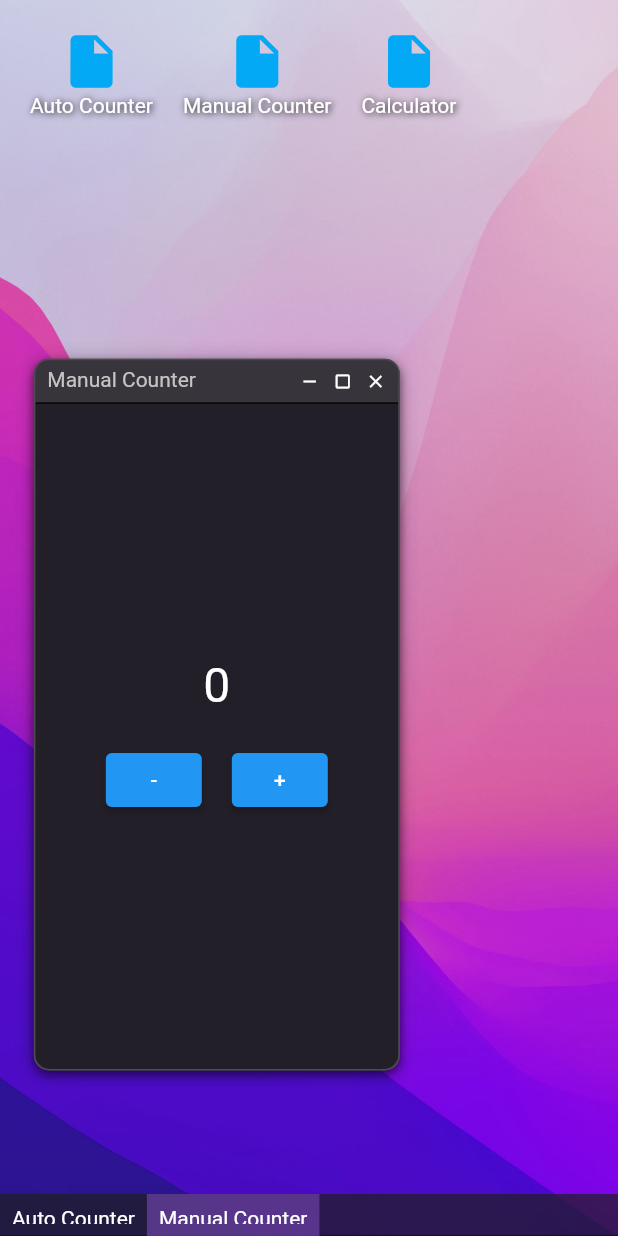
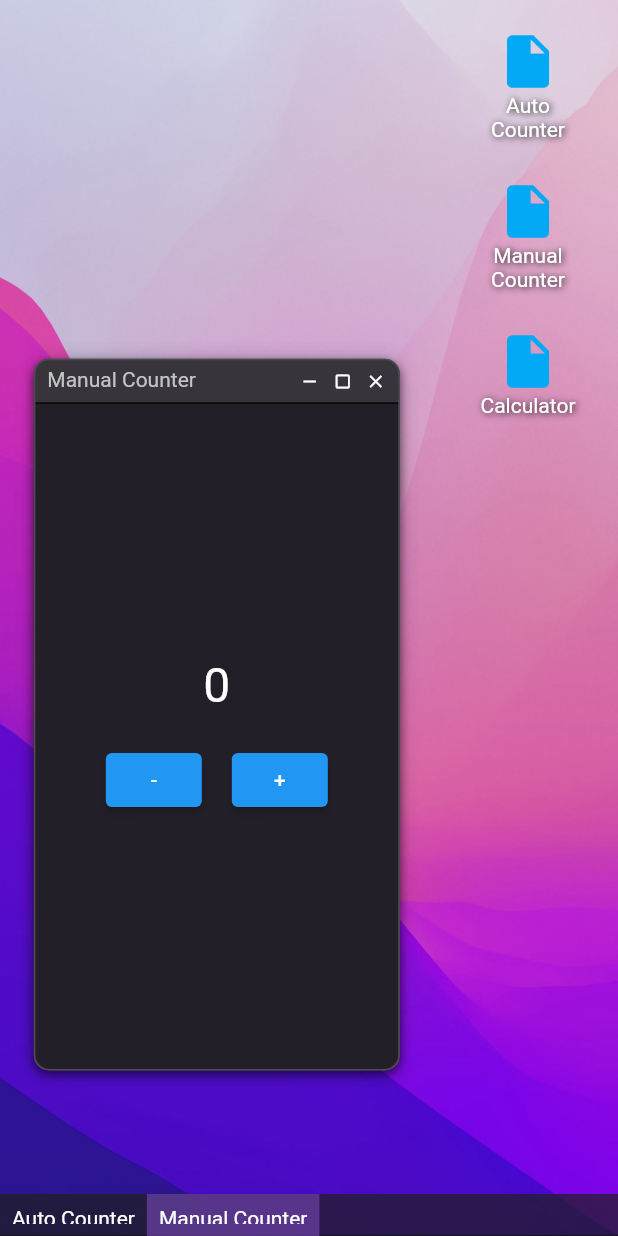
Before and after one commit to enoraminc/flutter-lumbung-os, a Flutter app: the screen it shows after launch, after a tap on "Auto Counter", after a tap on "Manual Counter", on a phone screen of 412 x 824 dp. Run offline on Flutter 3.47's test engine with Material 2 defaults, Android fonts, the phone set to English and light mode, and no system bars.

Commit message:
Lumbung OS UI Library - Add Grouped Apps Items Widget. - Improve Desktop Screen for Support Custom Desktop.

```diff
--- a/example/lib/main.dart
+++ b/example/lib/main.dart
@@ -29,21 +29,10 @@ class _App extends StatelessWidget {
   @override
   Widget build(BuildContext context) => const MaterialApp(
         title: 'Lumbung OS',
-        home: Scaffold(
-          body: DecoratedBox(
-            decoration: BoxDecoration(
-              image: DecorationImage(
-                fit: BoxFit.cover,
-                image: mainBackgroundImage,
-              ),
-            ),
-            child: SafeArea(
-              child: Desktop(
-                groupedApps: groupedApps,
-                standaloneApps: standaloneApps,
-              ),
-            ),
-          ),
+        home: Desktop(
+          backgroundImage: mainBackgroundImage,
+          groupedApps: groupedApps,
+          standaloneApps: standaloneApps,
         ),
       );
 }
--- a/lib/desktop/desktop.dart
+++ b/lib/desktop/desktop.dart
@@ -11,11 +11,19 @@ class Desktop extends StatefulWidget {
   const Desktop({
     required this.groupedApps,
     required this.standaloneApps,
+    required this.backgroundImage,
+    this.desktopBuilder,
+    this.dockBuilder,
     super.key,
   });
 
   final Map<String, List<DesktopApp>> groupedApps;
   final List<DesktopApp> standaloneApps;
+
+  final Widget Function(DesktopItems)? desktopBuilder;
+  final Widget Function(Dock)? dockBuilder;
+
+  final ImageProvider backgroundImage;
 
   @override
   State<Desktop> createState() => _DesktopState();
@@ -104,12 +112,18 @@ class _DesktopState extends State<Desktop> {
   Widget build(BuildContext context) {
     final groupedApps = widget.groupedApps;
     final standaloneApps = widget.standaloneApps;
-    return LayoutBuilder(
-      builder: (context, constraints) => Stack(
-        fit: StackFit.expand,
-        children: [
-          if (groupedApps.isNotEmpty || standaloneApps.isNotEmpty)
-            DesktopItems(
+
+    return Scaffold(
+      body: DecoratedBox(
+        decoration: BoxDecoration(
+          image: DecorationImage(
+            fit: BoxFit.cover,
+            image: widget.backgroundImage,
+          ),
+        ),
+        child: SafeArea(
+          child: LayoutBuilder(builder: (context, constraints) {
+            final dekstopItems = DesktopItems(
               groupedApps: groupedApps,
               standaloneApps: standaloneApps,
               onItemTap: (desktopApp) => _addWindow(
@@ -117,10 +131,8 @@ class _DesktopState extends State<Desktop> {
                 constraints.maxWidth,
                 constraints.maxHeight,
               ),
-            ),
-          ..._windows.values,
-          if (_windows.isNotEmpty)
-            Dock(
+            );
+            final dock = Dock(
               windowKeys: _windowKeys,
               minimizedWindowKeys: _minimizedWindowKeys,
               windows: _windows,
@@ -128,8 +140,24 @@ class _DesktopState extends State<Desktop> {
                 _unMinimize(key);
                 _rebuildOnChange();
               },
-            ),
-        ],
+            );
+            return Stack(
+              fit: StackFit.expand,
+              children: [
+                if (widget.desktopBuilder != null)
+                  widget.desktopBuilder!(dekstopItems)
+                else
+                  dekstopItems,
+                ..._windows.values,
+                // if (_windows.isNotEmpty)
+                if (widget.dockBuilder != null)
+                  widget.dockBuilder!(dock)
+                else
+                  dock
+              ],
+            );
+          }),
+        ),
       ),
     );
   }
--- a/lib/desktop/desktop_items.dart
+++ b/lib/desktop/desktop_items.dart
@@ -1,4 +1,6 @@
+// ignore_for_file: public_member_api_docs, sort_constructors_first
 import 'package:flutter/material.dart';
+
 import 'package:lumbung_os/_extensions/build_context.dart';
 
 import '../util/const.dart';
@@ -10,18 +12,23 @@ class DesktopItems extends StatelessWidget {
     required this.standaloneApps,
     required this.onItemTap,
     super.key,
-  }) : assert(
-          // TODO(albert): tests!
-          groupedApps.length > 0 || standaloneApps.length > 0,
-          'one should provide apps!',
-        );
+  });
+  // : assert(
+  //         // TODO(albert): tests!
+  //         groupedApps.length > 0 || standaloneApps.length > 0,
+  //         'one should provide apps!',
+  //       );
 
   final Map<String, List<DesktopApp>> groupedApps;
   final List<DesktopApp> standaloneApps;
   final ValueSetter<DesktopApp> onItemTap;
 
   @override
-  Widget build(BuildContext context) => _DesktopItems(
+  Widget build(BuildContext context) =>
+      (groupedApps.isEmpty && standaloneApps.isEmpty)
+          ? const SizedBox()
+          : _DesktopItems(
+              isRtl: true,
               children: [
                 ...groupedApps.entries
                     .map(
@@ -55,16 +62,28 @@ class DesktopItems extends StatelessWidget {
 }
 
 class _DesktopItems extends StatelessWidget {
-  const _DesktopItems({required this.children});
+  const _DesktopItems({
+    Key? key,
+    required this.children,
+    this.isRtl = false,
+  }) : super(key: key);
 
   final Iterable<Widget> children;
 
+  final bool isRtl;
+
   @override
-  Widget build(BuildContext context) => Padding(
+  Widget build(BuildContext context) => Container(
+        height: double.infinity,
         padding: const EdgeInsets.all(desktopItemSpacing),
+        // color: Colors.red,
         child: Wrap(
           spacing: desktopItemSpacing,
           runSpacing: desktopItemSpacing,
+          textDirection: isRtl ? TextDirection.rtl : null,
+          direction: isRtl ? Axis.vertical : Axis.horizontal,
+          alignment: WrapAlignment.start,
+          crossAxisAlignment: WrapCrossAlignment.start,
           children: [...children],
         ),
       );
@@ -87,6 +106,14 @@ class _DesktopItem extends StatelessWidget {
         onTap: onTap,
         child: MouseRegion(
           cursor: SystemMouseCursors.click,
+          child: Container(
+            width: 80,
+            height: 80,
+            // color: Colors.blue,
+            constraints: const BoxConstraints(
+              maxWidth: 80,
+              maxHeight: 80,
+            ),
             child: Column(
               children: [
                 Icon(
@@ -96,6 +123,9 @@ class _DesktopItem extends StatelessWidget {
                 ),
                 Text(
                   desktopApp.title,
+                  textAlign: TextAlign.center,
+                  overflow: TextOverflow.ellipsis,
+                  maxLines: 2,
                   style: context.tt.bodyMedium?.copyWith(
                     shadows: const [
                       Shadow(
@@ -109,5 +139,6 @@ class _DesktopItem extends StatelessWidget {
               ],
             ),
           ),
+        ),
       );
 }
--- /dev/null
+++ b/lib/example_apps/auto_count.dart
@@ -0,0 +1,41 @@
+import 'dart:async' show Timer;
+
+import 'package:flutter/widgets.dart';
+
+class AutoCount extends StatefulWidget {
+  const AutoCount({super.key});
+
+  @override
+  State<AutoCount> createState() => _AutoCountState();
+}
+
+class _AutoCountState extends State<AutoCount> {
+  int _count = 0;
+  late Timer _timer;
+
+  @override
+  void initState() {
+    super.initState();
+    _timer = Timer.periodic(
+      const Duration(seconds: 1),
+      (timer) => setState(() => _count = timer.tick),
+    );
+  }
+
+  @override
+  void dispose() {
+    _timer.cancel();
+    super.dispose();
+  }
+
+  @override
+  Widget build(BuildContext context) => Center(
+        child: Text(
+          '$_count',
+          style: const TextStyle(
+            fontSize: 32,
+            color: Color.fromRGBO(255, 255, 255, 1),
+          ),
+        ),
+      );
+}
--- /dev/null
+++ b/lib/example_apps/manual_count.dart
@@ -0,0 +1,42 @@
+import 'package:flutter/material.dart';
+
+class ManualCount extends StatefulWidget {
+  const ManualCount({super.key});
+
+  @override
+  State<ManualCount> createState() => _ManualCountState();
+}
+
+class _ManualCountState extends State<ManualCount> {
+  int _count = 0;
+
+  @override
+  Widget build(BuildContext context) => Column(
+        mainAxisAlignment: MainAxisAlignment.center,
+        mainAxisSize: MainAxisSize.min,
+        children: [
+          Text(
+            '$_count',
+            style: const TextStyle(
+              fontSize: 32,
+              color: Colors.white,
+            ),
+          ),
+          const SizedBox(height: 20),
+          Wrap(
+            spacing: 20,
+            runSpacing: 20,
+            children: [
+              ElevatedButton(
+                onPressed: () => setState(() => --_count),
+                child: const Text('-'),
+              ),
+              ElevatedButton(
+                onPressed: () => setState(() => ++_count),
+                child: const Text('+'),
+              ),
+            ],
+          )
+        ],
+      );
+}
```
Also changed, not shown: lib/example_apps/calculator.dart (added, +224 -0 lines), lib/example_apps/text.dart (added, +27 -0 lines). Lines whose indentation alone changed are shown as unchanged.
